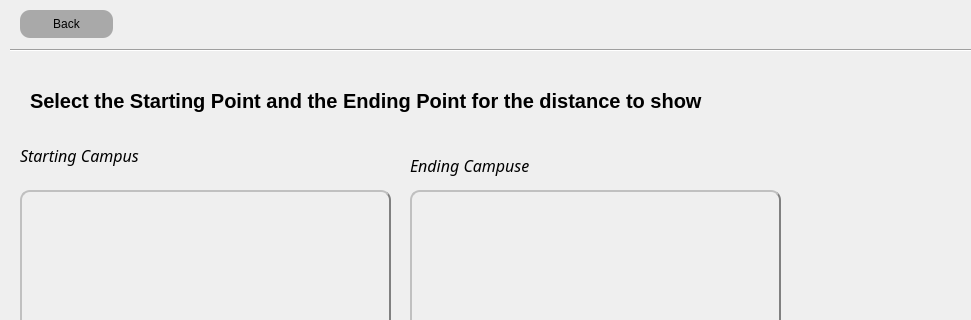
brianclinkenbeard/collegetour, file src/tourcampuses.ui: the form before one commit; both pictures show x 0 to 971 and y 0 to 320 of the 1197 by 760 pixel window.
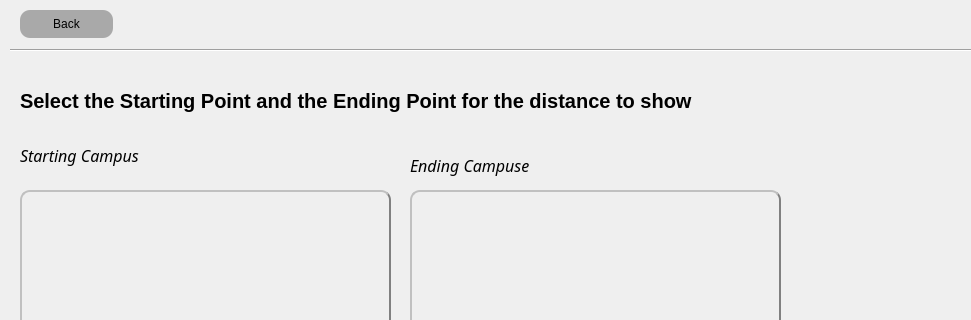
The form after the commit. The open tabs and pages were chosen to show the change. Icons and pictures are not drawn.

```diff
--- a/src/tourcampuses.ui
+++ b/src/tourcampuses.ui
@@ -213,7 +213,7 @@
     <widget class="QLabel" name="label">
      <property name="geometry">
       <rect>
-       <x>40</x>
+       <x>30</x>
        <y>10</y>
        <width>801</width>
        <height>61</height>
```
Left out of the diff: 4 changed lines with no effect on the pictures.
